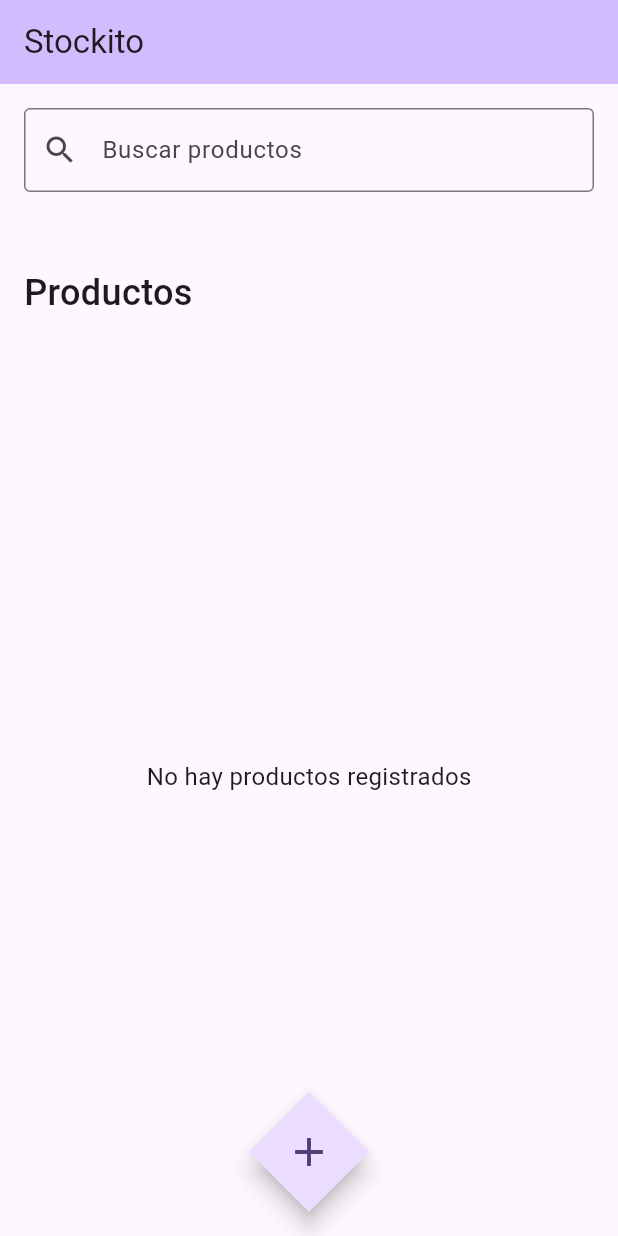
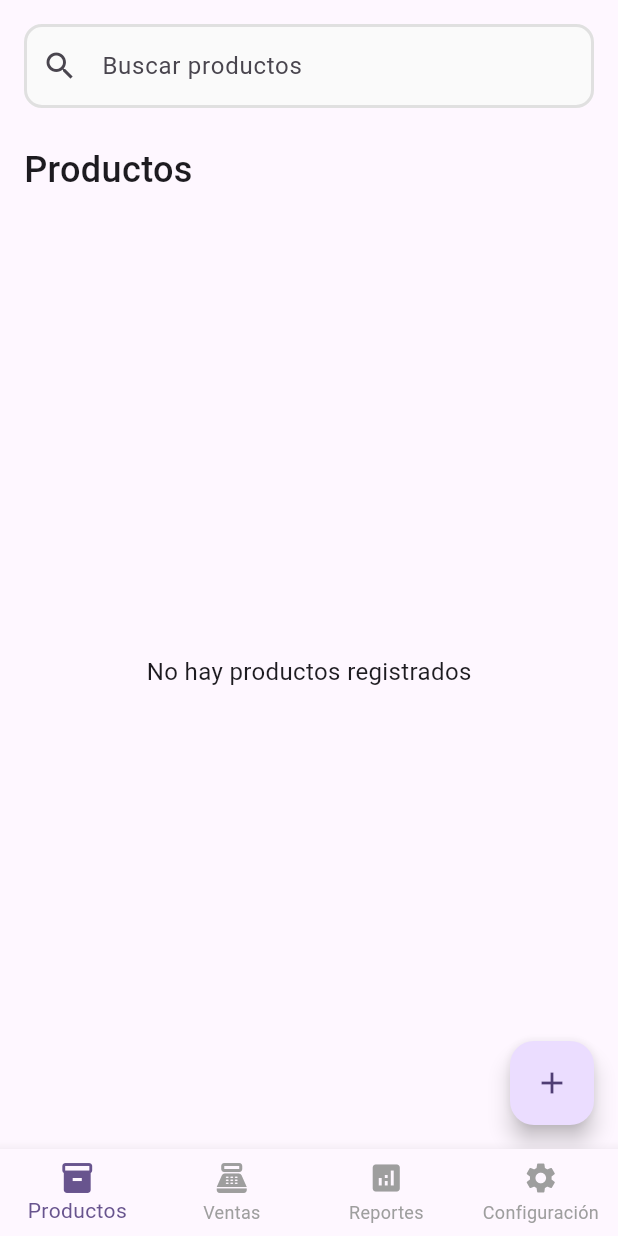
Before and after one commit to LesterCornielt/stockito-inventory-app, a Flutter app: the screen it shows after launch, on a phone screen of 412 x 824 dp. Run offline on Flutter 3.47's test engine with Material 3 defaults, Android fonts, the phone set to English and light mode, and no system bars; our stand-ins replace equatable, flutter_bloc, get_it, sqflite; accounts and stored records are empty.

Commit message:
feat(ui): Navigation bar at the bottom added

```diff
--- a/lib/core/di/injection_container.dart
+++ b/lib/core/di/injection_container.dart
@@ -8,6 +8,7 @@ import '../../features/products/domain/usecases/get_all_products.dart';
 import '../../features/products/domain/usecases/search_products.dart';
 import '../../features/products/domain/usecases/update_product.dart';
 import '../../features/products/presentation/bloc/product_bloc.dart';
+import '../../features/navigation/presentation/bloc/navigation_bloc.dart';
 
 final sl = GetIt.instance;
 
@@ -22,6 +23,7 @@ Future<void> init() async {
       searchProducts: sl(),
     ),
   );
+  sl.registerFactory(() => NavigationBloc());
 
   // Use cases
   sl.registerLazySingleton(() => GetAllProducts(sl()));
--- /dev/null
+++ b/lib/features/navigation/presentation/bloc/bloc.dart
@@ -0,0 +1,3 @@
+export 'navigation_bloc.dart';
+export 'navigation_event.dart';
+export 'navigation_state.dart';
--- /dev/null
+++ b/lib/features/navigation/presentation/bloc/navigation_bloc.dart
@@ -0,0 +1,16 @@
+import 'package:flutter_bloc/flutter_bloc.dart';
+import 'navigation_event.dart';
+import 'navigation_state.dart';
+
+class NavigationBloc extends Bloc<NavigationEvent, NavigationState> {
+  NavigationBloc() : super(const NavigationState(currentIndex: 0)) {
+    on<NavigationChanged>(_onNavigationChanged);
+  }
+
+  void _onNavigationChanged(
+    NavigationChanged event,
+    Emitter<NavigationState> emit,
+  ) {
+    emit(NavigationState(currentIndex: event.index));
+  }
+}
--- /dev/null
+++ b/lib/features/navigation/presentation/bloc/navigation_event.dart
@@ -0,0 +1,17 @@
+import 'package:equatable/equatable.dart';
+
+abstract class NavigationEvent extends Equatable {
+  const NavigationEvent();
+
+  @override
+  List<Object?> get props => [];
+}
+
+class NavigationChanged extends NavigationEvent {
+  final int index;
+
+  const NavigationChanged(this.index);
+
+  @override
+  List<Object?> get props => [index];
+}
--- /dev/null
+++ b/lib/features/navigation/presentation/bloc/navigation_state.dart
@@ -0,0 +1,10 @@
+import 'package:equatable/equatable.dart';
+
+class NavigationState extends Equatable {
+  final int currentIndex;
+
+  const NavigationState({required this.currentIndex});
+
+  @override
+  List<Object?> get props => [currentIndex];
+}
--- /dev/null
+++ b/lib/features/navigation/presentation/pages/main_navigation_page.dart
@@ -0,0 +1,135 @@
+import 'package:flutter/material.dart';
+import 'package:flutter_bloc/flutter_bloc.dart';
+import '../bloc/navigation_bloc.dart';
+import '../bloc/navigation_event.dart';
+import '../bloc/navigation_state.dart';
+import '../../../../core/di/injection_container.dart';
+import '../../../products/presentation/pages/product_list_page.dart';
+
+class MainNavigationPage extends StatelessWidget {
+  const MainNavigationPage({super.key});
+
+  @override
+  Widget build(BuildContext context) {
+    return BlocProvider(
+      create: (_) => sl<NavigationBloc>(),
+      child: const _MainNavigationView(),
+    );
+  }
+}
+
+class _MainNavigationView extends StatelessWidget {
+  const _MainNavigationView();
+
+  @override
+  Widget build(BuildContext context) {
+    return BlocBuilder<NavigationBloc, NavigationState>(
+      builder: (context, state) {
+        return Scaffold(
+          body: _buildBody(state.currentIndex),
+          bottomNavigationBar: _buildBottomNavigationBar(
+            context,
+            state.currentIndex,
+          ),
+        );
+      },
+    );
+  }
+
+  Widget _buildBody(int currentIndex) {
+    switch (currentIndex) {
+      case 0:
+        return const ProductListPage();
+      case 1:
+        return const _SalesPage();
+      case 2:
+        return const _ReportsPage();
+      case 3:
+        return const _SettingsPage();
+      default:
+        return const ProductListPage();
+    }
+  }
+
+  Widget _buildBottomNavigationBar(BuildContext context, int currentIndex) {
+    return BottomNavigationBar(
+      type: BottomNavigationBarType.fixed,
+      currentIndex: currentIndex,
+      onTap: (index) {
+        context.read<NavigationBloc>().add(NavigationChanged(index));
+      },
+      selectedItemColor: Theme.of(context).primaryColor,
+      unselectedItemColor: Colors.grey,
+      items: const [
+        BottomNavigationBarItem(
+          icon: Icon(Icons.inventory),
+          label: 'Productos',
+        ),
+        BottomNavigationBarItem(
+          icon: Icon(Icons.point_of_sale),
+          label: 'Ventas',
+        ),
+        BottomNavigationBarItem(icon: Icon(Icons.analytics), label: 'Reportes'),
+        BottomNavigationBarItem(
+          icon: Icon(Icons.settings),
+          label: 'Configuración',
+        ),
+      ],
+    );
+  }
+}
+
+// Placeholder pages - these will be implemented later
+class _SalesPage extends StatelessWidget {
+  const _SalesPage();
+
+  @override
+  Widget build(BuildContext context) {
+    return const Scaffold(
+      body: SafeArea(
+        child: Center(
+          child: Text(
+            'Página de Ventas',
+            style: TextStyle(fontSize: 24, fontWeight: FontWeight.w500),
+          ),
+        ),
+      ),
+    );
+  }
+}
+
+class _ReportsPage extends StatelessWidget {
+  const _ReportsPage();
+
+  @override
+  Widget build(BuildContext context) {
+    return const Scaffold(
+      body: SafeArea(
+        child: Center(
+          child: Text(
+            'Página de Reportes',
+            style: TextStyle(fontSize: 24, fontWeight: FontWeight.w500),
+          ),
+        ),
+      ),
+    );
+  }
+}
+
+class _SettingsPage extends StatelessWidget {
+  const _SettingsPage();
+
+  @override
+  Widget build(BuildContext context) {
+    return const Scaffold(
+      body: SafeArea(
+        child: Center(
+          child: Text(
+            'Página de Configuración',
+            style: TextStyle(fontSize: 24, fontWeight: FontWeight.w500),
+          ),
+        ),
+      ),
+    );
+  }
+}
--- a/lib/features/products/presentation/pages/product_list_page.dart
+++ b/lib/features/products/presentation/pages/product_list_page.dart
@@ -24,19 +24,15 @@ class _ProductListView extends StatelessWidget {
   Widget build(BuildContext context) {
     final theme = Theme.of(context);
     return Scaffold(
-      appBar: AppBar(
-        title: const Text('Stockito'),
-        backgroundColor: theme.colorScheme.inversePrimary,
-        elevation: 0,
-      ),
-      body: Padding(
+      body: SafeArea(
+        child: Padding(
           padding: const EdgeInsets.all(16.0),
           child: Column(
             crossAxisAlignment: CrossAxisAlignment.start,
             children: [
-            // Buscador
+              // Barra de búsqueda en la parte superior
               _SearchBar(),
-            const SizedBox(height: 50),
+              const SizedBox(height: 24),
               const Text(
                 'Productos',
                 style: TextStyle(fontSize: 24, fontWeight: FontWeight.w500),
@@ -116,8 +112,13 @@ class _ProductListView extends StatelessWidget {
             ],
           ),
         ),
-      floatingActionButtonLocation: FloatingActionButtonLocation.centerFloat,
-      floatingActionButton: _DiamondAddButton(),
+      ),
+      floatingActionButton: FloatingActionButton(
+        onPressed: () {
+          // TODO: Implementar navegación a pantalla "Add product"
+        },
+        child: const Icon(Icons.add),
+      ),
     );
   }
 }
@@ -126,10 +127,23 @@ class _SearchBar extends StatelessWidget {
   @override
   Widget build(BuildContext context) {
     return TextField(
-      decoration: const InputDecoration(
+      decoration: InputDecoration(
         hintText: 'Buscar productos',
-        border: OutlineInputBorder(),
-        prefixIcon: Icon(Icons.search),
+        border: OutlineInputBorder(borderRadius: BorderRadius.circular(12)),
+        enabledBorder: OutlineInputBorder(
+          borderRadius: BorderRadius.circular(12),
+          borderSide: BorderSide(color: Colors.grey.shade300, width: 2),
+        ),
+        focusedBorder: OutlineInputBorder(
+          borderRadius: BorderRadius.circular(12),
+          borderSide: BorderSide(
+            color: Theme.of(context).primaryColor,
+            width: 3,
+          ),
+        ),
+        prefixIcon: const Icon(Icons.search),
+        filled: true,
+        fillColor: Colors.grey.shade50,
       ),
       onChanged: (value) {
         context.read<ProductBloc>().add(SearchProducts(value));
@@ -137,60 +151,3 @@ class _SearchBar extends StatelessWidget {
     );
   }
 }
-
-class _DiamondAddButton extends StatelessWidget {
-  @override
-  Widget build(BuildContext context) {
-    return Container(
-      width: 80,
-      height: 80,
-      child: FloatingActionButton(
-        shape: const DiamondBorder(),
-        onPressed: () {
-          // TODO: Implementar navegación a pantalla "Add product"
-        },
-        child: const Icon(Icons.add, size: 32),
-      ),
-    );
-  }
-}
-
-class DiamondBorder extends ShapeBorder {
-  const DiamondBorder();
-
-  @override
-  EdgeInsetsGeometry get dimensions => const EdgeInsets.all(0);
-
-  @override
-  Path getInnerPath(Rect rect, {TextDirection? textDirection}) {
-    return getOuterPath(rect, textDirection: textDirection);
-  }
-
-  @override
-  Path getOuterPath(Rect rect, {TextDirection? textDirection}) {
-    final center = rect.center;
-    final width = rect.width;
-    final height = rect.height;
-
-    final path = Path();
-    path.moveTo(center.dx, center.dy - height / 2); // Top
-    path.lineTo(center.dx + width / 2, center.dy); // Right
-    path.lineTo(center.dx, center.dy + height / 2); // Bottom
-    path.lineTo(center.dx - width / 2, center.dy); // Left
-    path.close();
-
-    return path;
-  }
-
-  @override
-  void paint(Canvas canvas, Rect rect, {TextDirection? textDirection}) {}
-
-  @override
-  ShapeBorder scale(double t) => this;
-
-  @override
-  ShapeBorder? lerpFrom(ShapeBorder? a, double t) => this;
-
-  @override
-  ShapeBorder? lerpTo(ShapeBorder? b, double t) => this;
-}
--- a/lib/main.dart
+++ b/lib/main.dart
@@ -1,6 +1,6 @@
 import 'package:flutter/material.dart';
 import 'core/di/injection_container.dart' as di;
-import 'features/products/presentation/pages/product_list_page.dart';
+import 'features/navigation/presentation/pages/main_navigation_page.dart';
 
 void main() async {
   WidgetsFlutterBinding.ensureInitialized();
@@ -19,7 +19,7 @@ class MyApp extends StatelessWidget {
         colorScheme: ColorScheme.fromSeed(seedColor: Colors.deepPurple),
         useMaterial3: true,
       ),
-      home: const ProductListPage(),
+      home: const MainNavigationPage(),
     );
   }
 }
```
Also changed, not shown: 1 other file. Lines whose indentation alone changed are shown as unchanged.
